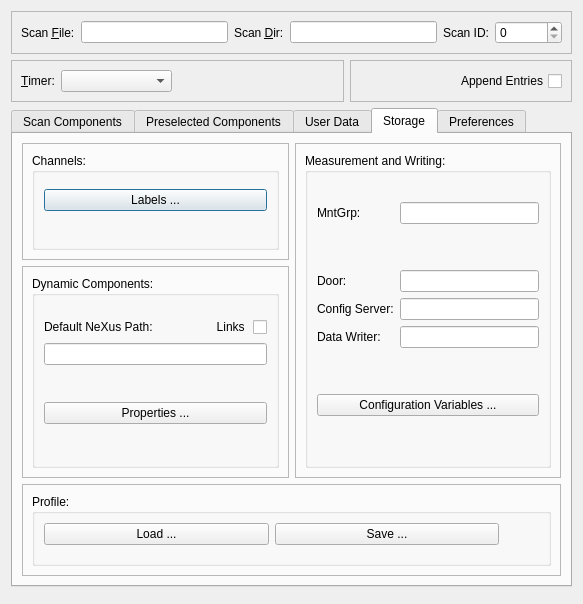
This is nxselector/ui/selector.ui in nexdatas/nxselector as Qt 5 draws it before an edit. The edited form follows.
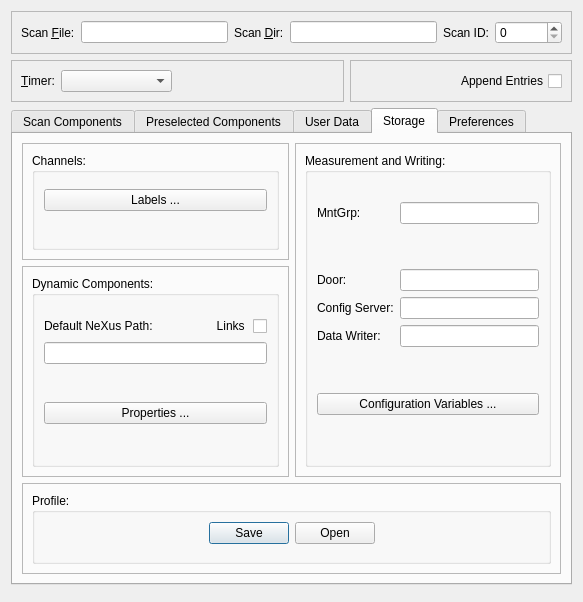
This is the edited form. The open tabs and pages were chosen to show the change.

Diff of the .ui file:
```diff
--- a/nxselector/ui/selector.ui
+++ b/nxselector/ui/selector.ui
@@ -7,7 +7,7 @@
     <x>0</x>
     <y>0</y>
     <width>583</width>
-    <height>604</height>
+    <height>602</height>
    </rect>
   </property>
   <property name="windowTitle">
@@ -582,40 +582,6 @@
                <string>Profile:</string>
               </property>
               <layout class="QGridLayout" name="gridLayout_8">
-               <item row="1" column="1">
-                <spacer name="horizontalSpacer_4">
-                 <property name="orientation">
-                  <enum>Qt::Horizontal</enum>
-                 </property>
-                 <property name="sizeType">
-                  <enum>QSizePolicy::Maximum</enum>
-                 </property>
-                 <property name="sizeHint" stdset="0">
-                  <size>
-                   <width>40</width>
-                   <height>20</height>
-                  </size>
-                 </property>
-                </spacer>
-               </item>
-               <item row="1" column="0">
-                <layout class="QHBoxLayout" name="horizontalLayout_6">
-                 <item>
-                  <widget class="QPushButton" name="cnfLoadPushButton">
-                   <property name="text">
-                    <string>Load ...</string>
-                   </property>
-                  </widget>
-                 </item>
-                 <item>
-                  <widget class="QPushButton" name="cnfSavePushButton">
-                   <property name="text">
-                    <string>Save ...</string>
-                   </property>
-                  </widget>
-                 </item>
-                </layout>
-               </item>
                <item row="0" column="0">
                 <spacer name="verticalSpacer_16">
                  <property name="orientation">
@@ -648,6 +614,16 @@
                  </property>
                 </spacer>
                </item>
+               <item row="1" column="0">
+                <widget class="QDialogButtonBox" name="profileButtonBox">
+                 <property name="standardButtons">
+                  <set>QDialogButtonBox::Open|QDialogButtonBox::Save</set>
+                 </property>
+                 <property name="centerButtons">
+                  <bool>true</bool>
+                 </property>
+                </widget>
+               </item>
               </layout>
              </widget>
             </item>
```
Left out of the diff: 81 changed lines with no effect on the pictures.
